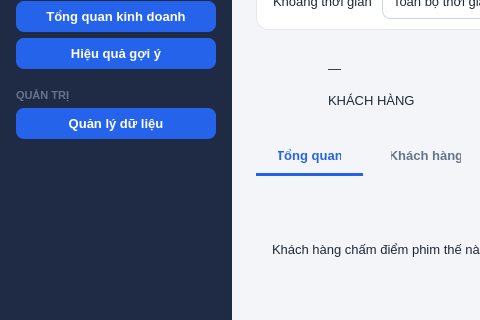
Above: ui/AdminDashboardMainWindow.ui from Sofia2060/machine_learning before the change; both pictures show x 0 to 480 and y 114 to 434 of the 1366 by 768 pixel window. Below: the same form after it.
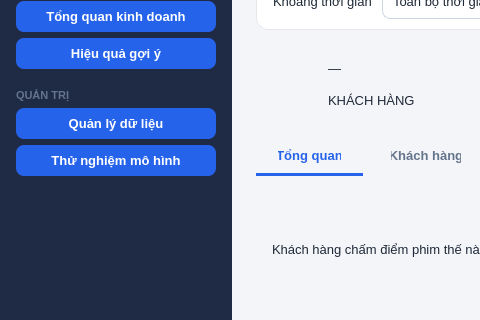
That is the form after the change. Icons and pictures are not drawn.

Commit message: Bỏ dự báo rating, thêm màn hình Thử nghiệm mô hình, sửa lỗi nạp dữ liệu và đăng ký mô hình

```diff
--- a/ui/AdminDashboardMainWindow.ui
+++ b/ui/AdminDashboardMainWindow.ui
@@ -383,6 +383,31 @@
          </property>
         </widget>
        </item>
+       <item>
+        <widget class="QPushButton" name="pushButtonNavModelTest">
+         <property name="text">
+          <string>Thử nghiệm mô hình</string>
+         </property>
+         <property name="cursor">
+          <cursorShape>PointingHandCursor</cursorShape>
+         </property>
+         <property name="icon">
+          <iconset>
+           <normaloff>../images/ic_model.png</normaloff>
+           ../images/ic_model.png
+          </iconset>
+         </property>
+         <property name="iconSize">
+          <size>
+           <width>20</width>
+           <height>20</height>
+          </size>
+         </property>
+         <property name="nav" stdset="0">
+          <bool>true</bool>
+         </property>
+        </widget>
+       </item>
        <item>
         <spacer name="verticalSpacer_3">
          <property name="orientation">
```
The commit also changes 22 other files.
